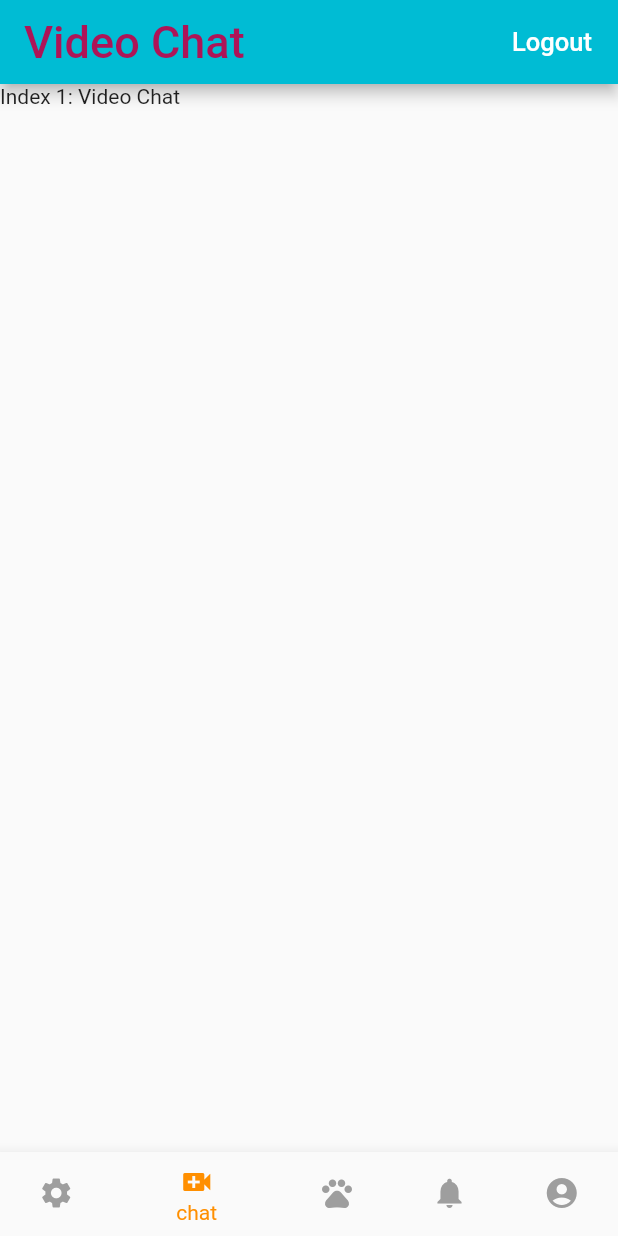
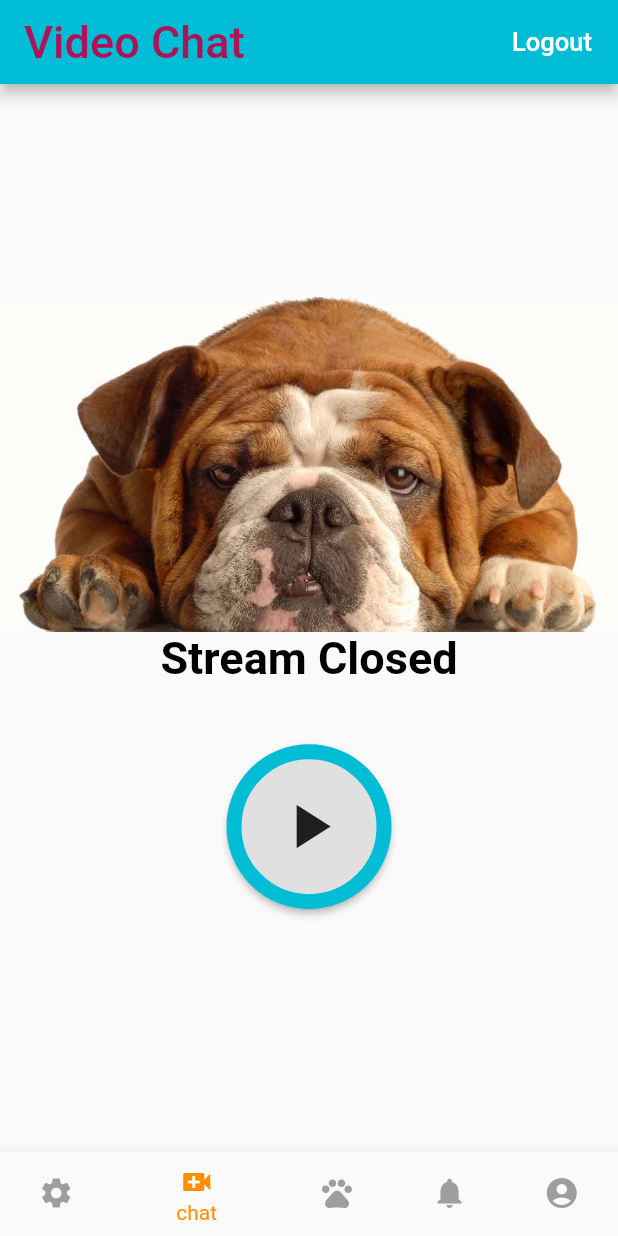
Before and after one commit to jonyataco/Toto-CEN5035, a Flutter app: the StatefulTabController screen opened directly, item 2 of the bottom bar chosen, on a phone screen of 412 x 824 dp. Run offline on Flutter 3.47's test engine with Material 2 defaults, Android fonts, the phone set to English and light mode, and no system bars; our stand-ins replace firebase_auth, firebase_database, google_sign_in, percent_indicator; missing offline and left inert: flutter_auth_buttons, flutter_vlc_player; accounts and stored records are empty.

Commit message:
Initial setup for video tab

```diff
--- a/lib/Pages/home_page.dart
+++ b/lib/Pages/home_page.dart
@@ -8,6 +8,7 @@ import '../Tabs/NotificationScreen/NotificationScreen.dart';
 import '../Tabs/AccountScreen/AccountScreen.dart';
 import '../Services/authentication.dart';
 import 'package:firebase_database/firebase_database.dart';
+import '../Tabs/VideoChatScreen/VideochatScreen.dart';
 
 
 void main() => runApp(MyApp());
@@ -47,7 +48,8 @@ class _StatefulTabControllerState extends State<StatefulTabController> {
   // List of widgetOptions
   List<Widget> _widgetOptions = <Widget>[
     Text('Index 0: Settings'),
-    Text('Index 1: Video Chat'),
+    //Text('Index 1: Video Chat'),
+    VideoScreen(),
     PawScreen(),
     NotificationScreen(),
     Text('Index 4: Account'),
--- a/lib/Tabs/PawScreen/PawScreen.dart
+++ b/lib/Tabs/PawScreen/PawScreen.dart
@@ -26,6 +26,7 @@ class _PawScreenState extends State<PawScreen> {
   @override
   Widget build(BuildContext context) {
     return Column(
+      //MainAxisAlignment.center,
       children: <Widget>[
         DispenseFood(),
         DispenseWater(),
--- a/lib/Tabs/PawScreen/Widgets/dispenseFood.dart
+++ b/lib/Tabs/PawScreen/Widgets/dispenseFood.dart
@@ -30,7 +30,7 @@ class DispenseFood extends StatelessWidget {
                   ),
                   Text(
                     details,
-                    style: TextStyle(fontSize: 18, color: Colors.grey)
+                    style: TextStyle(fontSize: 15, color: Colors.grey)
                   )
                 ],
               ),
--- a/lib/Tabs/PawScreen/Widgets/dispenseWater.dart
+++ b/lib/Tabs/PawScreen/Widgets/dispenseWater.dart
@@ -30,7 +30,7 @@ class DispenseWater extends StatelessWidget {
                   ),
                   Text(
                     details,
-                    style: TextStyle(fontSize: 18, color: Colors.grey)
+                    style: TextStyle(fontSize: 15, color: Colors.grey)
                   )
                 ],
               ),
--- a/lib/Tabs/VideoChatScreen/VideochatScreen.dart
+++ b/lib/Tabs/VideoChatScreen/VideochatScreen.dart
@@ -0,0 +1,220 @@
+import 'package:flutter/material.dart';
+import 'package:flutter_vlc_player/flutter_vlc_player.dart';
+import 'package:flutter_vlc_player/vlc_player.dart';
+import 'package:flutter_vlc_player/vlc_player_controller.dart';
+
+void main() => runApp(VideoScreen());
+
+class VideoScreen extends StatelessWidget {
+  // This widget is the root of your application.
+  @override
+  Widget build(BuildContext context) {
+    return MaterialApp(
+      debugShowCheckedModeBanner: false,
+     // title: 'video test',
+      theme: ThemeData(
+        primarySwatch: Colors.blue,
+      ),
+      home: MyHomePage2(title: 'Pi 4 Stream'),
+    );
+  }
+}
+
+class MyHomePage2 extends StatefulWidget {
+  MyHomePage2({Key key, this.title}) : super(key: key);
+
+  // This widget is the home page of your application. It is stateful, meaning
+  // that it has a State object (defined below) that contains fields that affect
+  // how it looks.
+
+  // This class is the configuration for the state. It holds the values (in this
+  // case the title) provided by the parent (in this case the App widget) and
+  // used by the build method of the State. Fields in a Widget subclass are
+  // always marked "final".
+
+  final String title;
+
+  @override
+  _MyHomePageState createState() => _MyHomePageState();
+}
+
+class _MyHomePageState extends State<MyHomePage2> {
+  String _streamUrl;
+  VlcPlayerController _vlcViewController;
+  @override
+  void initState() {
+    // TODO: implement initState
+    super.initState();
+    _vlcViewController = new VlcPlayerController();
+  }
+
+  void _incrementCounter() {
+    setState(() {
+      if (_streamUrl != null) {
+        _streamUrl = null;
+      } else {
+        _streamUrl = '';
+      }
+    });
+  }
+
+  @override
+  Widget build(BuildContext context) {
+    // This method is rerun every time setState is called, for instance as done
+    // by the _incrementCounter method above.
+    //
+    // The Flutter framework has been optimized to make rerunning build methods
+    // fast, so that you can just rebuild anything that needs updating rather
+    // than having to individually change instances of widgets.
+    return Scaffold(
+     // appBar: AppBar(
+        // Here we take the value from the MyHomePage object that was created by
+        // the App.build method, and use it to set our appbar title.
+        //title: Text(widget.title),
+     // ),
+      body: Center(
+        // Center is a layout widget. It takes a single child and positions it
+        // in the middle of the parent.
+        child: Column(
+          // Column is also a layout widget. It takes a list of children and
+          // arranges them vertically. By default, it sizes itself to fit its
+          // children horizontally, and tries to be as tall as its parent.
+          //
+          // Invoke "debug painting" (press "p" in the console, choose the
+          // "Toggle Debug Paint" action from the Flutter Inspector in Android
+          // Studio, or the "Toggle Debug Paint" command in Visual Studio Code)
+          // to see the wireframe for each widget.
+          //
+          // Column has various properties to control how it sizes itself and
+          // how it positions its children. Here we use mainAxisAlignment to
+          // center the children vertically; the main axis here is the vertical
+          // axis because Columns are vertical (the cross axis would be
+          // horizontal).
+          mainAxisAlignment: MainAxisAlignment.center,
+          children: <Widget>[
+            _streamUrl == null
+                ?
+                   Column(
+                     mainAxisAlignment: MainAxisAlignment.spaceEvenly,
+                     children: <Widget>[
+                            /* RaisedButton(
+                                  onPressed: (){},
+                                  child: Text('Hello Flutter Master',
+                                  style: TextStyle(
+                                    fontSize: 32.0,
+                                    fontWeight: FontWeight.bold,
+                                    fontStyle: FontStyle.italic,
+                                    textBaseline: TextBaseline.alphabetic
+                                ),),
+
+                            ), */
+
+                            Padding(
+                              //padding: EdgeInsets.all(10.0),
+                              padding: EdgeInsets.only(top: 10.0),
+                              child: Image.asset(
+                              'assets/test1.jpg',
+                                 ),
+                            ),
+
+                            Padding(
+                              //padding: EdgeInsets.all(1.0),
+                              padding: EdgeInsets.only(bottom: 10.0),
+                              child: RichText(
+                                text: TextSpan(children: [
+                                      TextSpan(
+                                        text: 'Stream Closed',
+                                        style: TextStyle(
+                                            fontSize: 30.0,
+                                            fontWeight: FontWeight.bold,
+                                            color: Colors.black,)
+                                            //background: Paint()..color = Colors.white),
+                                      )
+                                    ]),
+                              ),
+                            ),
+
+                            /* Center(
+
+                                child: RichText(
+                                  text: TextSpan(children: [
+                                    TextSpan(
+                                      text: 'Stream Closed',
+                                      style: TextStyle(
+                                          fontSize: 30.0,
+                                          fontWeight: FontWeight.bold,
+                                          color: Colors.black,)
+                                          //background: Paint()..color = Colors.white),
+                                    )
+                                  ]),
+                                ),
+                              ), */
+
+                     ],)
+
+/*                     child: Center(
+
+                      child: RichText(
+                        text: TextSpan(children: [
+                          TextSpan(
+                            text: 'Stream Closed',
+                            style: TextStyle(
+                                fontSize: 30.0,
+                                fontWeight: FontWeight.bold,
+                                color: Colors.black,
+                                background: Paint()..color = Colors.grey),
+                          )
+                        ]),
+                      ),
+                    ), */
+
+
+                : new VlcPlayer(
+                    defaultHeight: 480,
+                    defaultWidth: 640,
+                    /* defaultHeight: 480,
+                    defaultWidth: 360, */
+                    url: _streamUrl,
+                    controller: _vlcViewController,
+                    placeholder: Container(),
+                  ),
+              Align(
+                alignment: Alignment.bottomCenter,
+               child: Padding(
+                        padding: const EdgeInsets.all(30.0),
+                        child: RaisedButton(
+                onPressed:
+                   _incrementCounter,
+                child: Icon(
+                   _streamUrl == null ? Icons.play_arrow : Icons.pause, size: 50,),
+                //textspam: Text("Play"),
+                padding: EdgeInsets.all(30),
+                shape: CircleBorder(side: BorderSide(color: Colors.cyan, width: 10),)
+              ),
+                      ),
+
+            ),
+
+           /*    new RaisedButton(
+
+                onPressed:
+                   _incrementCounter,
+
+                child: Icon(
+                   _streamUrl == null ? Icons.play_arrow : Icons.pause, size: 60,),
+                //textspam: Text("Play"),
+                padding: EdgeInsets.all(30),
+                shape: CircleBorder(side: BorderSide(color: Colors.cyan, width: 10),)
+              ) */
+
+          ],
+        ),
+      ),
+     /*  floatingActionButton: FloatingActionButton(
+        onPressed: _incrementCounter,
+        tooltip: 'Increment',
+        child: Icon(_streamUrl == null ? Icons.play_arrow : Icons.pause),
+      ), */ // This trailing comma makes auto-formatting nicer for build methods.
+    );
+  }
+}
--- a/pubspec.yaml
+++ b/pubspec.yaml
@@ -27,6 +27,7 @@ dependencies:
   flutter_auth_buttons: ^0.6.0
   percent_indicator: ^2.1.1+1
   provider: ^3.1.0+1
+  flutter_vlc_player: ^0.0.2
 
 
   # The following adds the Cupertino Icons font to your application.
@@ -57,6 +58,7 @@ flutter:
     - assets/logo.png
     - assets/logo-v2.png
     - assets/google_logo.png
+    - assets/test1.jpg
   # An image asset can refer to one or more resolution-specific "variants", see
   # https://flutter.dev/assets-and-images/#resolution-aware.
 
@@ -87,4 +89,4 @@ flutter:
 flutter_icons:
   android: "launcher_icon"
   ios: true
-  image_path: "assets/icon/icon-v2.png"
+  image_path: "assets/icon/icon.jpg"
```
Also changed, not shown: assets/icon/icon-v3.png (added), assets/icon/icon.jpg (added), assets/test1.jpg (added), pubspec.lock, 23 other files.
